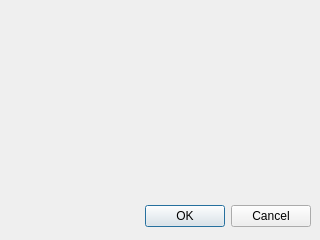
Old version of the form playerinformationformdialog.ui in the repository obiwankennedy/rcm.
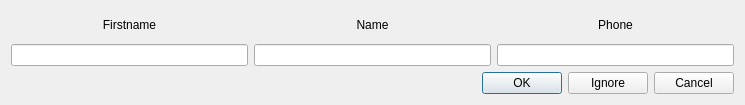
New version of the form.

```diff
--- a/playerinformationformdialog.ui
+++ b/playerinformationformdialog.ui
@@ -5,29 +5,89 @@
    <rect>
     <x>0</x>
     <y>0</y>
-    <width>320</width>
-    <height>240</height>
+    <width>745</width>
+    <height>105</height>
    </rect>
   </property>
   <property name="windowTitle">
    <string>Dialog</string>
   </property>
-  <widget name="buttonBox" class="QDialogButtonBox">
-   <property name="geometry">
-    <rect>
-     <x>10</x>
-     <y>200</y>
-     <width>301</width>
-     <height>32</height>
-    </rect>
-   </property>
-   <property name="orientation">
-    <enum>Qt::Horizontal</enum>
-   </property>
-   <property name="standardButtons">
-    <set>QDialogButtonBox::Cancel|QDialogButtonBox::Ok</set>
-   </property>
-  </widget>
+  <layout class="QVBoxLayout" name="verticalLayout_4">
+   <item>
+    <layout class="QHBoxLayout" name="horizontalLayout">
+     <item>
+      <layout class="QVBoxLayout" name="verticalLayout">
+       <item>
+        <widget class="QLabel" name="label_2">
+         <property name="text">
+          <string>Firstname</string>
+         </property>
+         <property name="textFormat">
+          <enum>Qt::AutoText</enum>
+         </property>
+         <property name="alignment">
+          <set>Qt::AlignCenter</set>
+         </property>
+        </widget>
+       </item>
+       <item>
+        <widget class="QLineEdit" name="m_firstNameEdit"/>
+       </item>
+      </layout>
+     </item>
+     <item>
+      <layout class="QVBoxLayout" name="verticalLayout_2">
+       <item>
+        <widget class="QLabel" name="label">
+         <property name="text">
+          <string>Name</string>
+         </property>
+         <property name="textFormat">
+          <enum>Qt::AutoText</enum>
+         </property>
+         <property name="alignment">
+          <set>Qt::AlignCenter</set>
+         </property>
+        </widget>
+       </item>
+       <item>
+        <widget class="QLineEdit" name="m_nameEdit"/>
+       </item>
+      </layout>
+     </item>
+     <item>
+      <layout class="QVBoxLayout" name="verticalLayout_3">
+       <item>
+        <widget class="QLabel" name="label_3">
+         <property name="text">
+          <string>Phone</string>
+         </property>
+         <property name="textFormat">
+          <enum>Qt::AutoText</enum>
+         </property>
+         <property name="alignment">
+          <set>Qt::AlignCenter</set>
+         </property>
+        </widget>
+       </item>
+       <item>
+        <widget class="QLineEdit" name="m_phoneEdit"/>
+       </item>
+      </layout>
+     </item>
+    </layout>
+   </item>
+   <item>
+    <widget class="QDialogButtonBox" name="buttonBox">
+     <property name="orientation">
+      <enum>Qt::Horizontal</enum>
+     </property>
+     <property name="standardButtons">
+      <set>QDialogButtonBox::Cancel|QDialogButtonBox::Ignore|QDialogButtonBox::Ok</set>
+     </property>
+    </widget>
+   </item>
+  </layout>
  </widget>
  <resources/>
  <connections>
```
Left out of the diff: 3 changed lines with no effect on the pictures.
